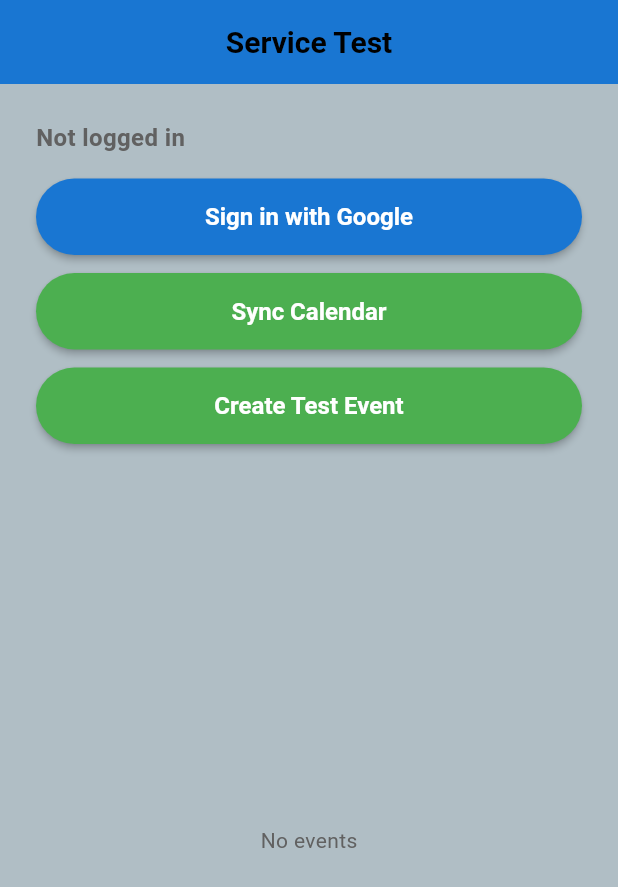
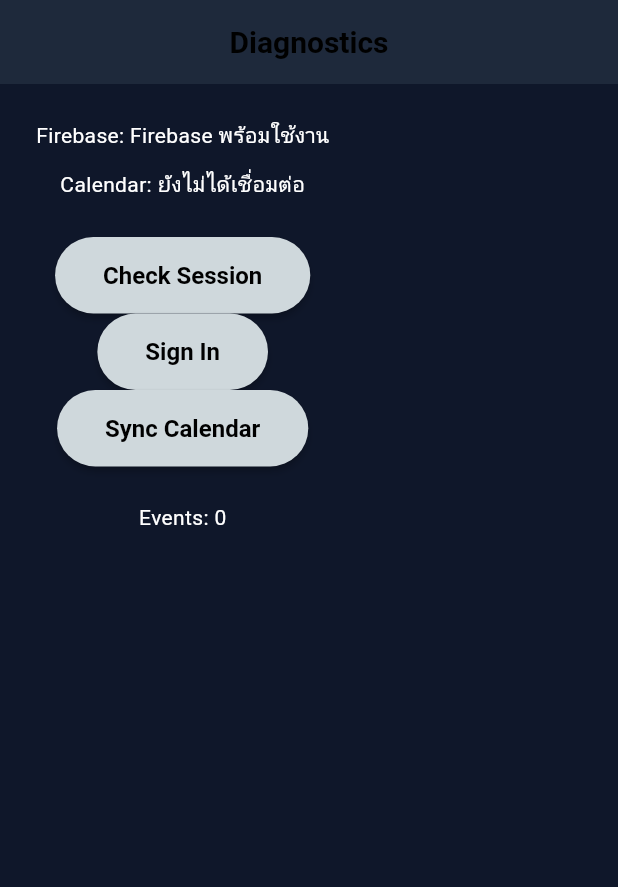
Before and after one commit to skyt19/Yhar_Bid, a Flutter app: the screen it shows after launch, on a phone screen of 412 x 824 dp. Shown: the top 887 px of the screen. Run offline on Flutter 3.47's test engine with Material 3 defaults, Android fonts, the phone set to English and light mode, and no system bars; our stand-ins replace cloud_firestore, firebase_auth, firebase_core, fl_chart, flutter_dotenv, get and 2 more; accounts and stored records are empty; generated files the repository leaves out were written again; Roboto replaces fonts that are missing (NotoSansThai).

Commit message:
fix(core): lazy-load firebase instances, fix web crash, and implement connection diagnostics dashboard

```diff
--- a/lib/controllers/auth_controller.dart
+++ b/lib/controllers/auth_controller.dart
@@ -12,18 +12,47 @@
   final RxBool isLoading = false.obs;
   final RxString errorMessage = ''.obs;
 
+  // Connection Diagnostics State
+  final RxBool isFirebaseConnected = false.obs;
+  final RxString connectionStatus = 'ยังไม่ได้ตรวจสอบ'.obs;
+
   @override
   void onInit() {
     super.onInit();
-    _checkExistingSession();
+    // ไม่ตรวจสอบ session ทันที — รอให้ User กดปุ่มเอง
   }
 
-  /// ตรวจสอบ Session ที่มีอยู่เมื่อเปิดแอป
-  Future<void> _checkExistingSession() async {
+  @override
+  void onReady() {
+    super.onReady();
+    _checkFirebaseConnection();
+  }
+
+  /// ตรวจสอบการเชื่อมต่อ Firebase
+  Future<void> _checkFirebaseConnection() async {
+    try {
+      final user = _authService.getCurrentFirebaseUser();
+      isFirebaseConnected.value = true;
+      connectionStatus.value = user != null ? 'เชื่อมต่อ Firebase แล้ว' : 'Firebase พร้อมใช้งาน';
+    } catch (e) {
+      isFirebaseConnected.value = false;
+      connectionStatus.value = 'Firebase Error: ${e.toString()}';
+    }
+  }
+
+  /// ตรวจสอบ Session ที่มีอยู่เมื่อ User กดปุ่ม (ไม่อัตโนมัติ)
+  Future<void> checkExistingSession() async {
+    isLoading.value = true;
+    connectionStatus.value = 'กำลังตรวจสอบ Session...';
     final AuthServiceResponse response = await _authService.checkExistingSession();
+    isLoading.value = false;
+
     if (response.status && response.data != null) {
       currentUser.value = response.data as UserModel;
+      connectionStatus.value = 'พบ Session: ${currentUser.value!.email}';
       Get.offAllNamed(AppRoutes.dashboard);
+    } else {
+      connectionStatus.value = response.message;
     }
   }
 
--- a/lib/controllers/calendar_controller.dart
+++ b/lib/controllers/calendar_controller.dart
@@ -16,20 +16,27 @@
   final Rx<DateTime> focusedDay = DateTime.now().obs;
   final RxDouble calendarComplianceRate = 0.0.obs;
 
+  // Connection Diagnostics State
+  final RxBool isCalendarConnected = false.obs;
+  final RxString calendarConnectionStatus = 'ยังไม่ได้เชื่อมต่อ'.obs;
+
   @override
   void onInit() {
     super.onInit();
-    fetchEvents();
+    // ไม่ fetch events ทันที — รอให้ User เข้าสู่ระบบและกดปุ่ม
   }
 
   /// ดึง Events จาก Google Calendar API
   Future<void> fetchEvents() async {
     isLoading.value = true;
     errorMessage.value = '';
+    calendarConnectionStatus.value = 'กำลังเชื่อมต่อ Google Calendar...';
 
     final String? token = await _authService.getAccessToken();
     if (token == null || token.isEmpty) {
       errorMessage.value = 'กรุณาเข้าสู่ระบบก่อนใช้งาน Calendar';
+      calendarConnectionStatus.value = 'ไม่มี Access Token';
+      isCalendarConnected.value = false;
       isLoading.value = false;
       return;
     }
@@ -40,8 +47,12 @@
     if (response.status && response.data != null) {
       events.value = response.data as List<CalendarEventModel>;
       _calculateComplianceRate();
+      isCalendarConnected.value = true;
+      calendarConnectionStatus.value = 'เชื่อมต่อสำเร็จ: ${events.length} events';
     } else {
       errorMessage.value = response.message;
+      calendarConnectionStatus.value = 'ล้มเหลว: ${response.message}';
+      isCalendarConnected.value = false;
     }
   }
 
--- a/lib/main.dart
+++ b/lib/main.dart
@@ -4,6 +4,8 @@
 import 'package:flutter/material.dart';
 import 'package:get/get.dart';
 import 'package:flutter_dotenv/flutter_dotenv.dart';
+import 'package:firebase_core/firebase_core.dart';
+import 'firebase_options.dart';
 import 'views/theme/app_theme.dart';
 import 'views/login_view.dart';
 import 'views/main_dashboard_view.dart';
@@ -18,6 +20,7 @@
 import 'views/habit_tracker_view.dart';
 import 'views/analytics_dashboard_view.dart';
 import 'views/notification_settings_view.dart';
+import 'views/diagnostics_view.dart';
 import 'controllers/auth_controller.dart';
 import 'controllers/settings_controller.dart';
 import 'controllers/calendar_controller.dart';
@@ -29,13 +32,24 @@
   try {
     await dotenv.load(fileName: '.env');
   } catch (e) {
-    // .env ไม่มีหรือหาไม่เจอ — ใช้ค่า default
     debugPrint('Warning: .env file not found. Using default configuration.');
   }
 
+  // Initialize Firebase
+  try {
+    await Firebase.initializeApp(
+      options: DefaultFirebaseOptions.currentPlatform,
+    );
+    debugPrint('✅ Firebase initialized successfully');
+  } catch (e) {
+    debugPrint('⚠️ Firebase initialization error: $e');
+  }
+
+  // Register Controllers
+  Get.put<SettingsController>(SettingsController());
   Get.put<AuthController>(AuthController());
-  Get.put<SettingsController>(SettingsController());
   Get.put<CalendarController>(CalendarController());
+
   runApp(const YharbidApp());
 }
 
@@ -53,9 +67,9 @@
       darkTheme: AppTheme.darkTheme,
       themeMode: ThemeMode.light,
 
-      initialRoute: AppRoutes.test,
+      initialRoute: AppRoutes.diagnostics,
       getPages: [
-        GetPage(name: AppRoutes.test, page: () => const ServiceTestView()),
+        GetPage(name: AppRoutes.diagnostics, page: () => const DiagnosticsView()),
         GetPage(name: AppRoutes.login, page: () => const LoginView()),
         GetPage(name: AppRoutes.roleSelection, page: () => const RoleSelectionView()),
         GetPage(name: AppRoutes.aiPersonality, page: () => const AiPersonalityView()),
@@ -77,6 +91,7 @@
 /// Route constants — ชื่อ Route ทุกหน้า
 class AppRoutes {
   AppRoutes._();
+  static const String diagnostics = '/diagnostics';
   static const String test = '/test';
   static const String login = '/login';
   static const String roleSelection = '/role-selection';
--- a/lib/services/auth_service.dart
+++ b/lib/services/auth_service.dart
@@ -16,8 +16,9 @@
 
 /// Service Layer สำหรับ Authentication — ห้าม depend on Controllers
 class AuthService {
-  final FirebaseAuth _firebaseAuth = FirebaseAuth.instance;
-  final FirebaseFirestore _firestore = FirebaseFirestore.instance;
+  /// Lazy Getters เพื่อป้องกัน Web Crash — ไม่ eager initialize
+  FirebaseAuth get _firebaseAuth => FirebaseAuth.instance;
+  FirebaseFirestore get _firestore => FirebaseFirestore.instance;
 
   /// GoogleSignIn Instance พร้อม Calendar Scope
   final GoogleSignIn _googleSignIn = GoogleSignIn(scopes: <String>[
--- /dev/null
+++ b/lib/views/diagnostics_view.dart
@@ -0,0 +1,34 @@
+/// lib/views/diagnostics_view.dart
+import 'package:flutter/material.dart';
+import 'package:get/get.dart';
+import '../controllers/auth_controller.dart';
+import '../controllers/calendar_controller.dart';
+
+class DiagnosticsView extends StatelessWidget {
+  const DiagnosticsView({super.key});
+  @override
+  Widget build(BuildContext context) {
+    final authCtrl = Get.find<AuthController>();
+    final calCtrl = Get.find<CalendarController>();
+    return Scaffold(
+      backgroundColor: const Color(0xFF0F172A),
+      appBar: AppBar(title: const Text('Diagnostics'), centerTitle: true, backgroundColor: const Color(0xFF1E293B), foregroundColor: const Color(0xFFF8FAFC)),
+      body: SingleChildScrollView(
+        padding: const EdgeInsets.all(24),
+        child: Column(
+          children: [
+            Obx(() => Text('Firebase: ' + authCtrl.connectionStatus.value, style: const TextStyle(color: Colors.white))),
+            const SizedBox(height: 12),
+            Obx(() => Text('Calendar: ' + calCtrl.calendarConnectionStatus.value, style: const TextStyle(color: Colors.white))),
+            const SizedBox(height: 24),
+            ElevatedButton(onPressed: () => authCtrl.checkExistingSession(), child: const Text('Check Session')),
+            ElevatedButton(onPressed: () => authCtrl.signInWithGoogle(), child: const Text('Sign In')),
+            ElevatedButton(onPressed: () => calCtrl.fetchEvents(), child: const Text('Sync Calendar')),
+            const SizedBox(height: 24),
+            Obx(() => Text('Events: ' + calCtrl.events.length.toString(), style: const TextStyle(color: Colors.white))),
+          ],
+        ),
+      ),
+    );
+  }
+}
```
